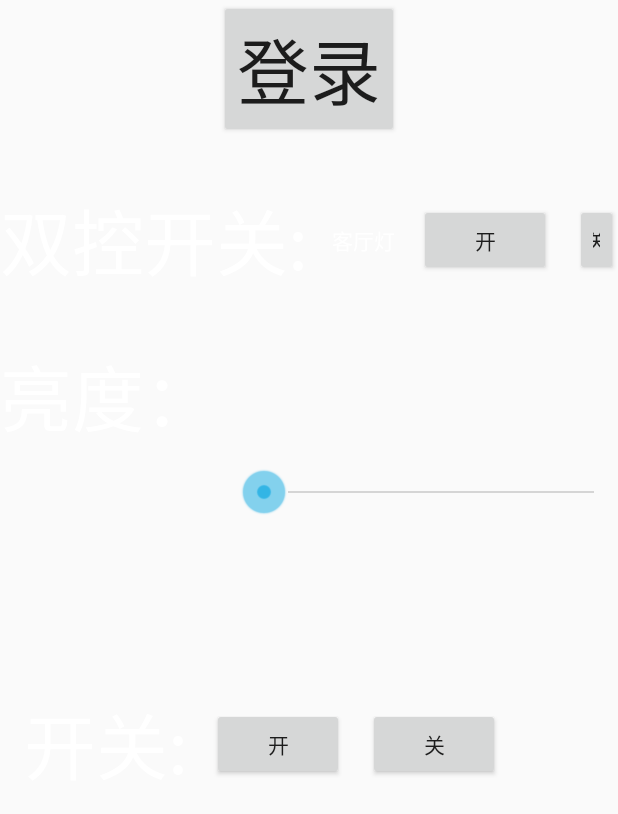
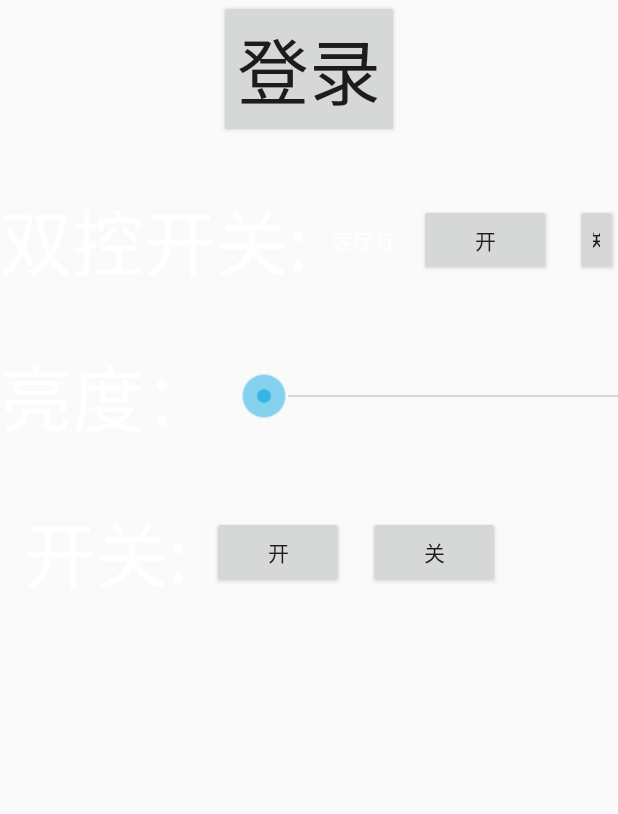
Before and after one commit to swiftfinder/Test, an Android app: the layout fragment_jk_demo.xml on its own in the app's theme, with its tools: preview values and no code run, on a phone screen of 412 x 824 dp. Shown: the top 814 px of the screen. Run offline under Robolectric (Android 15) with nearby library versions, the phone set to English and light mode, and no system bars; network calls fail.

Commit message:
add request

```diff
--- a/app/build.gradle
+++ b/app/build.gradle
@@ -1,5 +1,6 @@
 apply plugin: 'com.android.application'
 apply plugin: 'kotlin-android'
+apply plugin: 'kotlin-android-extensions'
 
 android {
     compileSdkVersion 28
--- a/app/src/main/res/layout/fragment_jk_demo.xml
+++ b/app/src/main/res/layout/fragment_jk_demo.xml
@@ -36,7 +36,7 @@
             android:textColor="@color/text_white" />
 
         <Button
-            android:id="@+id/btn_l1"
+            android:id="@+id/btn_l1_open"
             android:layout_width="wrap_content"
             android:layout_height="wrap_content"
             android:layout_gravity="center"
@@ -44,7 +44,7 @@
             android:text="开" />
 
         <Button
-            android:id="@+id/btn_l2"
+            android:id="@+id/btn_l1_close"
             android:layout_width="wrap_content"
             android:layout_height="wrap_content"
             android:layout_gravity="center"
@@ -61,7 +61,7 @@
             android:textColor="@color/text_white" />
 
         <Button
-            android:id="@+id/btn_l3"
+            android:id="@+id/btn_l2_open"
             android:layout_width="wrap_content"
             android:layout_height="wrap_content"
             android:layout_gravity="center"
@@ -69,7 +69,7 @@
             android:text="开" />
 
         <Button
-            android:id="@+id/btn_l4"
+            android:id="@+id/btn_l2_close"
             android:layout_width="wrap_content"
             android:layout_height="wrap_content"
             android:layout_gravity="center"
@@ -94,11 +94,13 @@
             android:textSize="48sp" />
 
         <SeekBar
+            android:id="@+id/seek_bar"
             style="@android:style/Widget.Holo.SeekBar"
-            android:layout_width="match_parent"
-            android:layout_height="200dp"
+            android:layout_width="600dp"
+            android:layout_height="wrap_content"
             android:layout_gravity="center"
-            android:layout_marginLeft="16dp" />
+            android:layout_marginLeft="16dp"
+            android:padding="16dp" />
 
     </LinearLayout>
 
@@ -119,7 +121,7 @@
             android:textSize="48sp" />
 
         <Button
-            android:id="@+id/btn_switch1"
+            android:id="@+id/btn_switch_open"
             android:layout_width="wrap_content"
             android:layout_height="wrap_content"
             android:layout_gravity="center"
@@ -127,7 +129,7 @@
             android:text="开" />
 
         <Button
-            android:id="@+id/btn_switch2"
+            android:id="@+id/btn_switch_close"
             android:layout_width="wrap_content"
             android:layout_height="wrap_content"
             android:layout_gravity="center"
```
Also changed, not shown: app/src/main/java/com/snappwish/smarthotel/JkDemoFragment.kt (+65 -0 lines), app/src/main/java/com/snappwish/smarthotel/net/ApiService.kt (+13 -0 lines), app/src/main/java/com/snappwish/smarthotel/net/HttpApiHelper.kt (+4 -4 lines), app/src/main/java/com/snappwish/smarthotel/net/LoginResponse.kt (added, +32 -0 lines).
